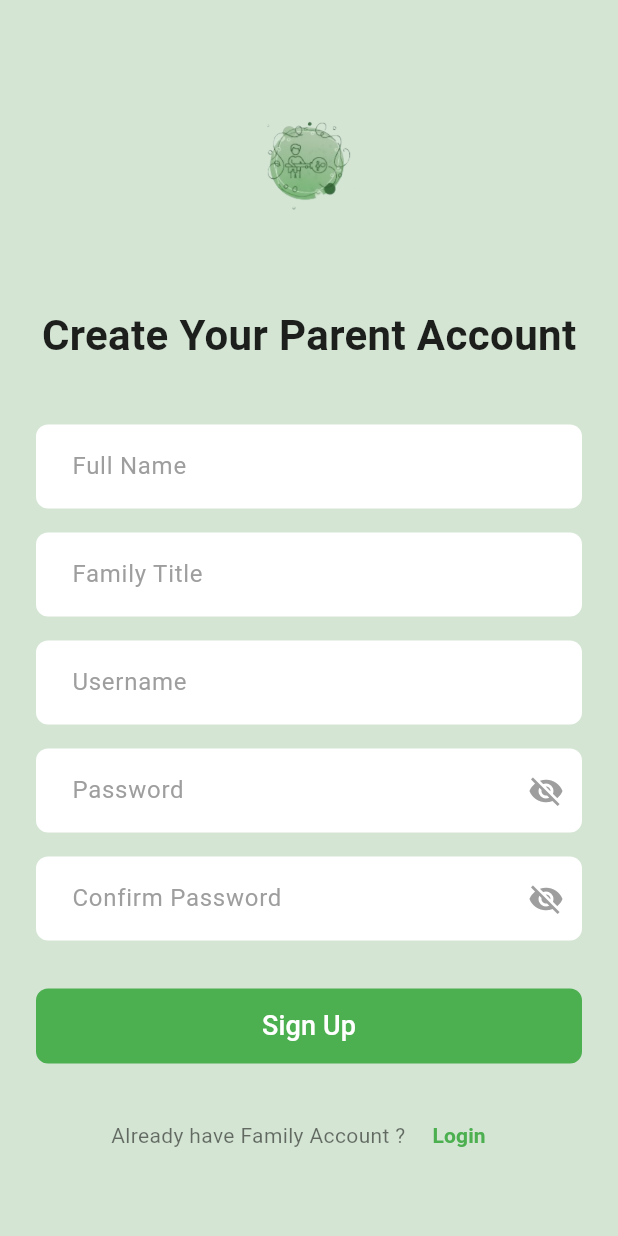
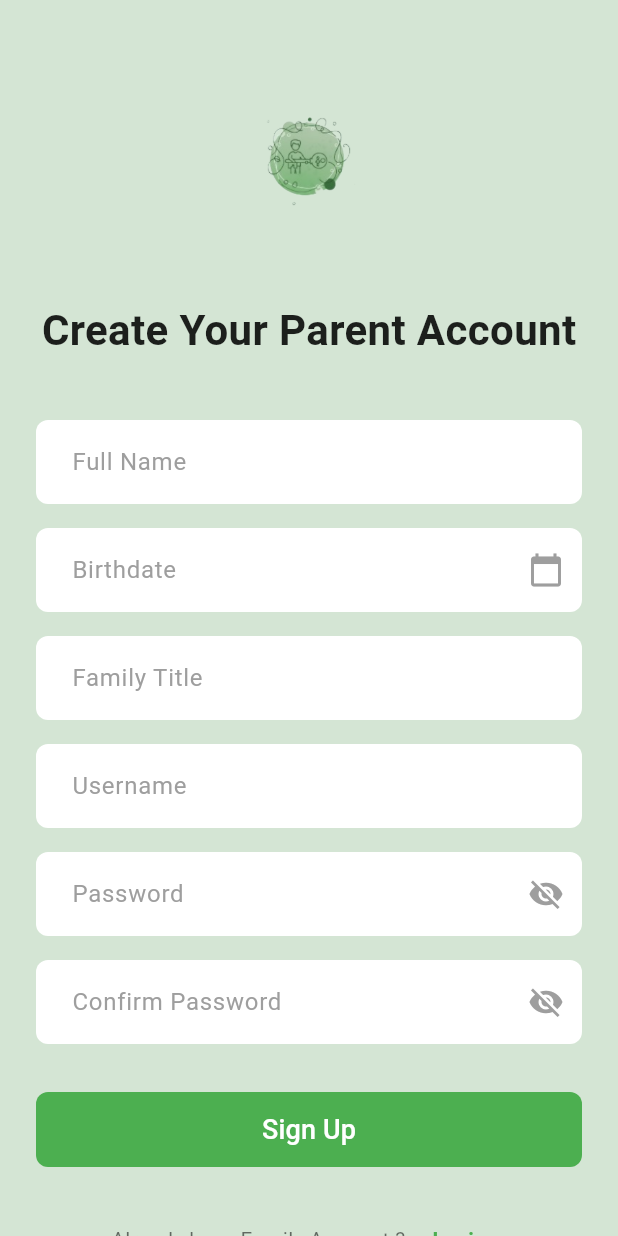
Before and after one commit to Hab1ba8/GradProjectFlutter, a Flutter app: the SignUpPage screen opened directly, on a phone screen of 412 x 824 dp. Run offline on Flutter 3.47's test engine with Material 3 defaults, Android fonts, the phone set to English and light mode, and no system bars; network calls fail.

Commit message:
+Birthdate

```diff
--- a/lib/main.dart
+++ b/lib/main.dart
@@ -320,6 +320,7 @@ class SignUpPage extends StatefulWidget {
 
 class _SignUpPageState extends State<SignUpPage> {
   final _fullNameController = TextEditingController();
+  final _birthdateController = TextEditingController();
   final _familyTitleController = TextEditingController();
   final _usernameController = TextEditingController();
   final _passwordController = TextEditingController();
@@ -327,9 +328,37 @@ class _SignUpPageState extends State<SignUpPage> {
   bool _obscurePassword = true;
   bool _obscureConfirmPassword = true;
 
+  Future<void> _selectDate(BuildContext context) async {
+    final DateTime? picked = await showDatePicker(
+      context: context,
+      initialDate: DateTime(2000),
+      firstDate: DateTime(1950),
+      lastDate: DateTime.now(),
+      builder: (context, child) {
+        return Theme(
+          data: Theme.of(context).copyWith(
+            colorScheme: const ColorScheme.light(
+              primary: Color(0xFF4CAF50),
+              onPrimary: Colors.white,
+              onSurface: Colors.black,
+            ),
+          ),
+          child: child!,
+        );
+      },
+    );
+    if (picked != null) {
+      setState(() {
+        _birthdateController.text =
+            "${picked.day}/${picked.month}/${picked.year}";
+      });
+    }
+  }
+
   @override
   void dispose() {
     _fullNameController.dispose();
+    _birthdateController.dispose();
     _familyTitleController.dispose();
     _usernameController.dispose();
     _passwordController.dispose();
@@ -373,6 +402,35 @@ class _SignUpPageState extends State<SignUpPage> {
                 _buildTextField(
                   controller: _fullNameController,
                   hintText: 'Full Name',
+                ),
+                const SizedBox(height: 16),
+
+                // Birthdate TextField
+                Container(
+                  decoration: BoxDecoration(
+                    color: Colors.white,
+                    borderRadius: BorderRadius.circular(8),
+                  ),
+                  child: TextField(
+                    controller: _birthdateController,
+                    readOnly: true,
+                    onTap: () => _selectDate(context),
+                    decoration: const InputDecoration(
+                      hintText: 'Birthdate',
+                      hintStyle: TextStyle(color: Colors.grey),
+                      border: OutlineInputBorder(
+                        borderSide: BorderSide.none,
+                      ),
+                      contentPadding: EdgeInsets.symmetric(
+                        horizontal: 20,
+                        vertical: 16,
+                      ),
+                      suffixIcon: Icon(
+                        Icons.calendar_today,
+                        color: Colors.grey,
+                      ),
+                    ),
+                  ),
                 ),
                 const SizedBox(height: 16),
 
```
